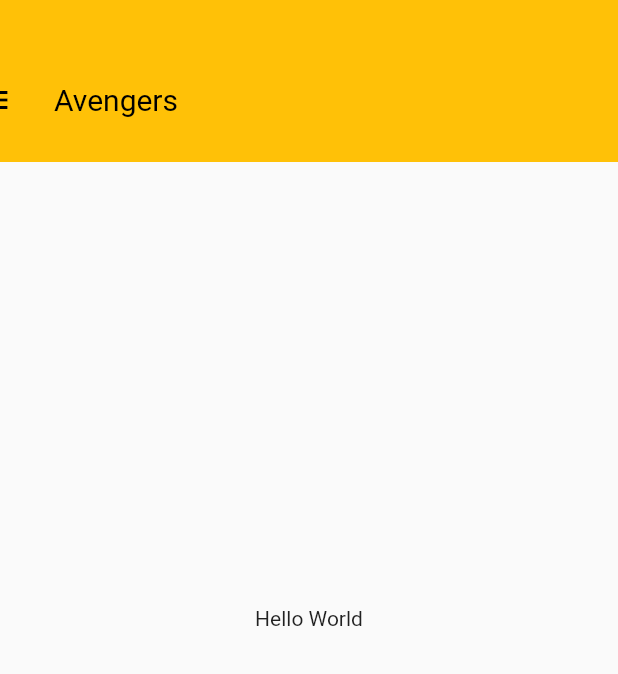
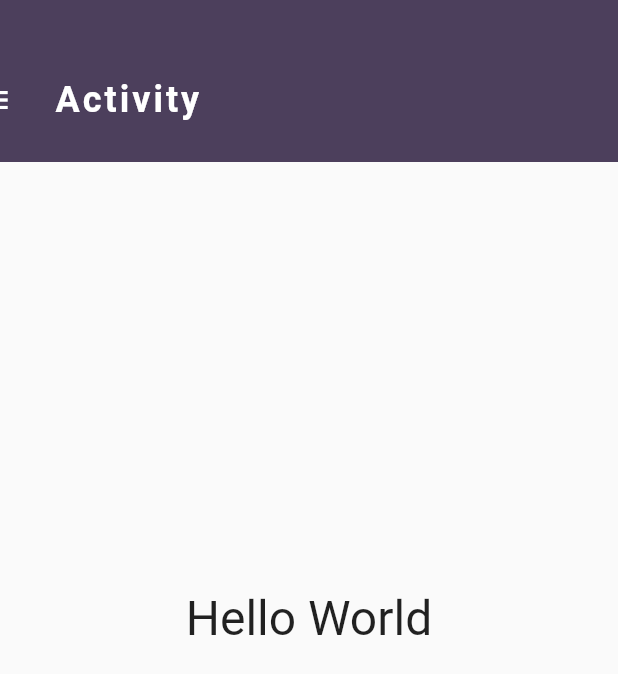
Before and after one commit to kishan2612/guillotine_menu_flutter, a Flutter app: the screen it shows after launch, on a phone screen of 412 x 824 dp. Shown: the top 674 px of the screen. Run offline on Flutter 3.47's test engine with Material 2 defaults, Android fonts, the phone set to English and light mode, and no system bars.

Commit message:
Text size increased in frontView

```diff
--- a/lib/guillotineMenu.dart
+++ b/lib/guillotineMenu.dart
@@ -10,6 +10,8 @@ class GuillotineMenu extends StatefulWidget {
 class _GuillotineMenuState extends State<GuillotineMenu>
     with SingleTickerProviderStateMixin {
   final GlobalKey _menuIconkey = GlobalKey();
+
+  final Color _menuBg = Color.fromRGBO(76, 63, 92, 1.0);
 
   Animation<double> _menuAnimation;
 
@@ -35,10 +37,14 @@ This is to check the offset of the menu Icon in top left corner.
         setState(() {});
       });
 
+    // Menu Animation
+
     _menuAnimation = Tween(begin: -pi / 2, end: 0.0).animate(CurvedAnimation(
         parent: _guillotineMenuAnimationController,
         curve: Curves.bounceOut,
         reverseCurve: Curves.bounceIn));
+
+    // Toolbar Title Transition
 
     _toolbarTitleFadeAnimation =
         Tween(begin: 1.0, end: 0.0).animate(_guillotineMenuAnimationController);
@@ -81,7 +87,7 @@ This is to check the offset of the menu Icon in top left corner.
       origin: Offset(32.0, 76.0),
       alignment: Alignment.topLeft,
       child: Material(
-        color: Colors.amber,
+        color: _menuBg,
         child: SafeArea(
           child: Container(
             height: double.infinity,
@@ -121,7 +127,7 @@ This is to check the offset of the menu Icon in top left corner.
       key: _menuIconkey,
       icon: Icon(
         Icons.menu,
-        color: Colors.black,
+        color: Colors.white,
       ),
       onPressed: () => _onMenuIconClick(),
     );
@@ -133,11 +139,12 @@ This is to check the offset of the menu Icon in top left corner.
       child: Container(
         margin: const EdgeInsets.only(left: 16),
         child: Text(
-          "Avengers",
+          "Activity",
           style: TextStyle(
-            color: Colors.black,
-            fontSize: 20,
-          ),
+              color: Colors.white,
+              fontSize: 24,
+              letterSpacing: 2.0,
+              fontWeight: FontWeight.bold),
         ),
       ),
     );
@@ -145,25 +152,52 @@ This is to check the offset of the menu Icon in top left corner.
 
   Widget _menuItems() {
     return Container(
-      color: Colors.amber,
       padding: const EdgeInsets.all(16),
       child: Column(
         children: <Widget>[
           ListTile(
-            leading: Icon(Icons.message),
-            title: Text("Message"),
+            leading: Icon(
+              Icons.account_circle,
+              color: Colors.white,
+            ),
+            title: Text(
+              "PROFILE",
+              style:
+                  TextStyle(color: Colors.white, fontWeight: FontWeight.bold),
+            ),
           ),
           ListTile(
-            leading: Icon(Icons.message),
-            title: Text("Message"),
+            leading: Icon(
+              Icons.rss_feed,
+              color: Colors.white,
+            ),
+            title: Text(
+              "FEED",
+              style:
+                  TextStyle(color: Colors.white, fontWeight: FontWeight.bold),
+            ),
           ),
           ListTile(
-            leading: Icon(Icons.message),
-            title: Text("Message"),
+            leading: Icon(
+              Icons.local_activity,
+              color: Colors.white,
+            ),
+            title: Text(
+              "ACTIVITY",
+              style:
+                  TextStyle(color: Colors.white, fontWeight: FontWeight.bold),
+            ),
           ),
           ListTile(
-            leading: Icon(Icons.message),
-            title: Text("Message"),
+            leading: Icon(
+              Icons.settings,
+              color: Colors.white,
+            ),
+            title: Text(
+              "SETTINGS",
+              style:
+                  TextStyle(color: Colors.white, fontWeight: FontWeight.bold),
+            ),
           )
         ],
       ),
--- a/lib/main.dart
+++ b/lib/main.dart
@@ -8,9 +8,8 @@ class MyApp extends StatelessWidget {
   @override
   Widget build(BuildContext context) {
     return MaterialApp(
-      title: 'Flutter Demo',
+      title: 'Flutter Guillotine Menu',
       theme: ThemeData(
-        primarySwatch: Colors.blue,
       ),
       home: MyHomePage(title: 'Flutter Guillotine menu'),
     );
@@ -50,7 +49,10 @@ class _MyHomePageState extends State<MyHomePage> {
 
       body: Container(
         child: Center(
-          child: Text("Hello World"),
+          child: Text("Hello World",
+          style: TextStyle(
+            fontSize: 32.0
+          ),),
         ),
       ),
     );
```
